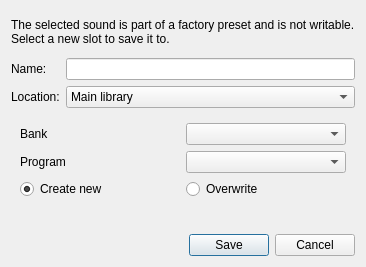
Old version of the form bigglesworth/ui/savesoundas.ui in the repository MaurizioB/Bigglesworth.
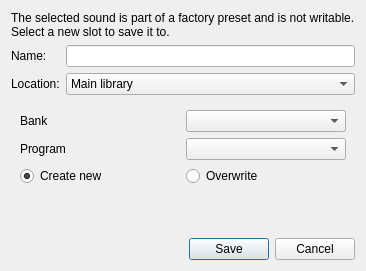
New version of the form. Icons and pictures are not drawn.

Commit message: Fixes and collection icons in Save as dialog

```diff
--- a/bigglesworth/ui/savesoundas.ui
+++ b/bigglesworth/ui/savesoundas.ui
@@ -7,46 +7,13 @@
     <x>0</x>
     <y>0</y>
     <width>334</width>
-    <height>267</height>
+    <height>271</height>
    </rect>
   </property>
   <property name="windowTitle">
    <string>Save sound to library</string>
   </property>
   <layout class="QGridLayout" name="gridLayout_2">
-   <item row="2" column="1">
-    <widget class="QComboBox" name="collectionCombo">
-     <item>
-      <property name="text">
-       <string>Main library</string>
-      </property>
-     </item>
-    </widget>
-   </item>
-   <item row="1" column="1">
-    <widget class="QLineEdit" name="nameEdit">
-     <property name="maxLength">
-      <number>16</number>
-     </property>
-    </widget>
-   </item>
-   <item row="2" column="0">
-    <widget class="QLabel" name="label_2">
-     <property name="text">
-      <string>Location:</string>
-     </property>
-    </widget>
-   </item>
-   <item row="4" column="0" colspan="2">
-    <widget class="QDialogButtonBox" name="buttonBox">
-     <property name="orientation">
-      <enum>Qt::Horizontal</enum>
-     </property>
-     <property name="standardButtons">
-      <set>QDialogButtonBox::Cancel|QDialogButtonBox::Save</set>
-     </property>
-    </widget>
-   </item>
    <item row="3" column="0" colspan="2">
     <widget class="QWidget" name="locationWidget" native="true">
      <layout class="QGridLayout" name="gridLayout">
@@ -94,25 +61,70 @@
        </widget>
       </item>
       <item row="4" column="0" colspan="2">
-       <widget class="QLabel" name="overwriteLbl">
-        <property name="sizePolicy">
-         <sizepolicy hsizetype="Preferred" vsizetype="Maximum">
-          <horstretch>0</horstretch>
-          <verstretch>0</verstretch>
-         </sizepolicy>
-        </property>
-        <property name="text">
-         <string/>
-        </property>
-       </widget>
+       <layout class="QHBoxLayout" name="horizontalLayout_2">
+        <item>
+         <widget class="QLabel" name="overwriteIcon">
+          <property name="sizePolicy">
+           <sizepolicy hsizetype="Maximum" vsizetype="Preferred">
+            <horstretch>0</horstretch>
+            <verstretch>0</verstretch>
+           </sizepolicy>
+          </property>
+         </widget>
+        </item>
+        <item>
+         <widget class="QLabel" name="overwriteLbl">
+          <property name="sizePolicy">
+           <sizepolicy hsizetype="Preferred" vsizetype="Maximum">
+            <horstretch>0</horstretch>
+            <verstretch>0</verstretch>
+           </sizepolicy>
+          </property>
+          <property name="text">
+           <string/>
+          </property>
+         </widget>
+        </item>
+       </layout>
       </item>
      </layout>
     </widget>
    </item>
-   <item row="1" column="0">
-    <widget class="QLabel" name="label">
+   <item row="2" column="1">
+    <widget class="QComboBox" name="collectionCombo">
+     <item>
+      <property name="text">
+       <string>Main library</string>
+      </property>
+      <property name="icon">
+       <iconset theme="go-home">
+        <normaloff/>
+       </iconset>
+      </property>
+     </item>
+    </widget>
+   </item>
+   <item row="2" column="0">
+    <widget class="QLabel" name="label_2">
      <property name="text">
-      <string>Name:</string>
+      <string>Location:</string>
+     </property>
+    </widget>
+   </item>
+   <item row="5" column="0" colspan="2">
+    <widget class="QDialogButtonBox" name="buttonBox">
+     <property name="orientation">
+      <enum>Qt::Horizontal</enum>
+     </property>
+     <property name="standardButtons">
+      <set>QDialogButtonBox::Cancel|QDialogButtonBox::Save</set>
+     </property>
+    </widget>
+   </item>
+   <item row="1" column="1">
+    <widget class="QLineEdit" name="nameEdit">
+     <property name="maxLength">
+      <number>16</number>
      </property>
     </widget>
    </item>
@@ -124,6 +136,26 @@
      </property>
     </widget>
    </item>
+   <item row="1" column="0">
+    <widget class="QLabel" name="label">
+     <property name="text">
+      <string>Name:</string>
+     </property>
+    </widget>
+   </item>
+   <item row="4" column="0">
+    <spacer name="verticalSpacer">
+     <property name="orientation">
+      <enum>Qt::Vertical</enum>
+     </property>
+     <property name="sizeHint" stdset="0">
+      <size>
+       <width>20</width>
+       <height>40</height>
+      </size>
+     </property>
+    </spacer>
+   </item>
   </layout>
  </widget>
  <resources/>
```
Left out of the diff: 32 changed lines with no effect on the pictures. The commit also changes 4 other files.
